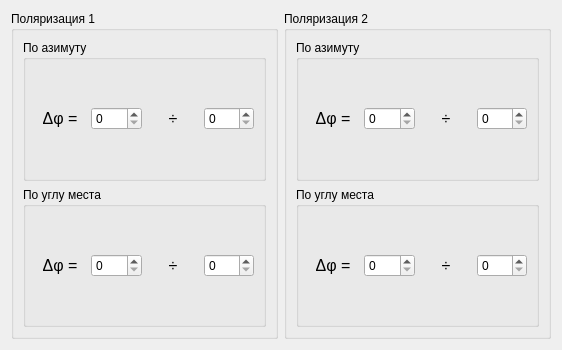
The window that app/nomain/polarisationget.ui (Nixson/rip3pc) describes before a commit, drawn with Qt 5.
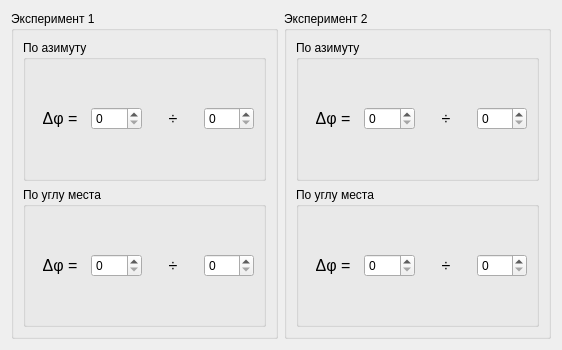
The same window after the commit.

What changed in the file:
```diff
--- a/app/nomain/polarisationget.ui
+++ b/app/nomain/polarisationget.ui
@@ -17,7 +17,7 @@
    <item>
     <widget class="QGroupBox" name="groupBox_3">
      <property name="title">
-      <string>Поляризация 1</string>
+      <string>Эксперимент 1</string>
      </property>
      <layout class="QGridLayout" name="gridLayout_5">
       <item row="1" column="0">
@@ -132,7 +132,7 @@
    <item>
     <widget class="QGroupBox" name="groupBox_4">
      <property name="title">
-      <string>Поляризация 2</string>
+      <string>Эксперимент 2</string>
      </property>
      <layout class="QGridLayout" name="gridLayout_6">
       <item row="0" column="0">
```
